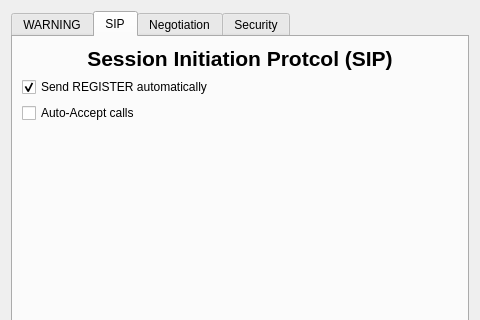
Before: the Qt Designer form ui/advancedsettings.ui in ultravideo/uvgComm, drawn with Qt 5; both pictures show x 0 to 480 and y 0 to 320 of the 480 by 640 pixel window.
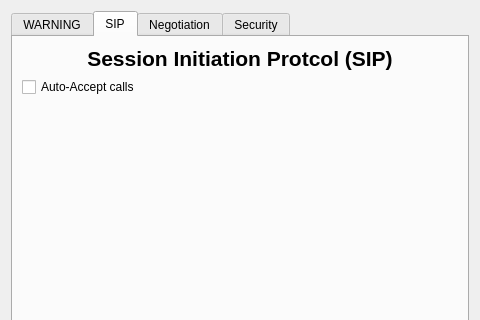
After: the same form once the commit is applied. The open tabs and pages were chosen to show the change.

Diff of the .ui file:
```diff
--- a/ui/advancedsettings.ui
+++ b/ui/advancedsettings.ui
@@ -98,7 +98,7 @@
        <string>SIP</string>
       </attribute>
       <layout class="QGridLayout" name="gridLayout_4">
-       <item row="3" column="0" colspan="2">
+       <item row="2" column="0" colspan="2">
         <spacer name="verticalSpacer">
          <property name="orientation">
           <enum>Qt::Vertical</enum>
@@ -111,19 +111,6 @@
          </property>
         </spacer>
        </item>
-       <item row="1" column="0" colspan="2">
-        <widget class="QCheckBox" name="autoConnect">
-         <property name="text">
-          <string>Send REGISTER automatically</string>
-         </property>
-         <property name="checked">
-          <bool>true</bool>
-         </property>
-         <property name="tristate">
-          <bool>false</bool>
-         </property>
-        </widget>
-       </item>
        <item row="0" column="0" colspan="2">
         <widget class="QLabel" name="label">
          <property name="font">
@@ -141,7 +128,7 @@
          </property>
         </widget>
        </item>
-       <item row="2" column="0">
+       <item row="1" column="0">
         <widget class="QCheckBox" name="auto_accept">
          <property name="text">
           <string>Auto-Accept calls</string>
```
